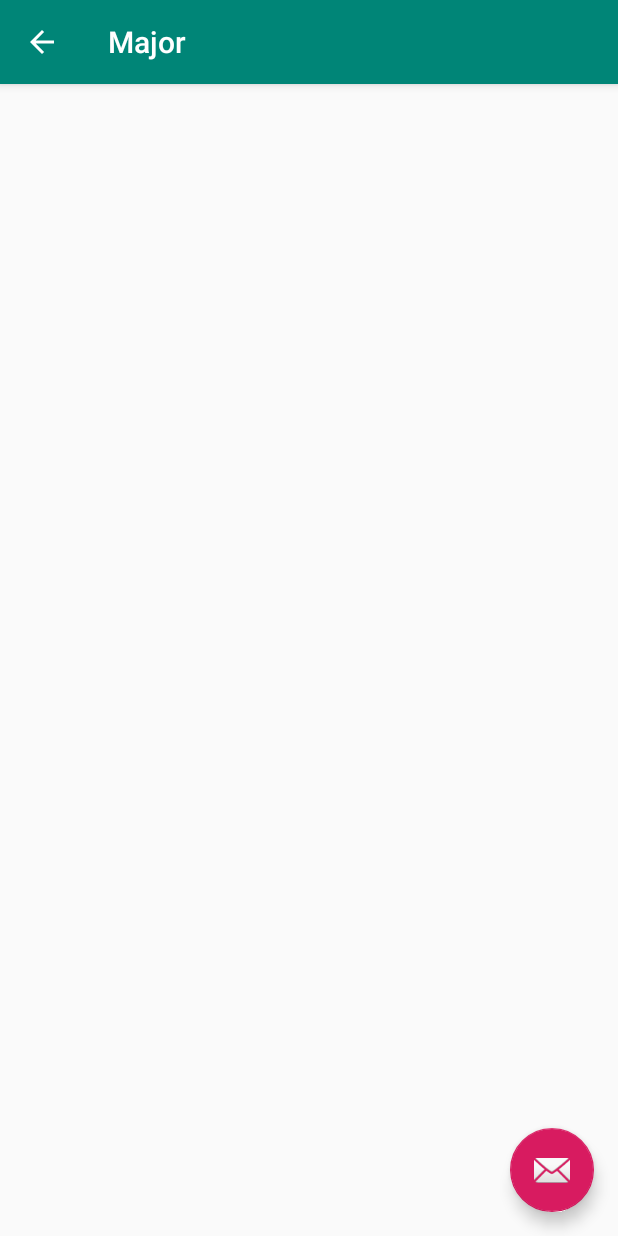
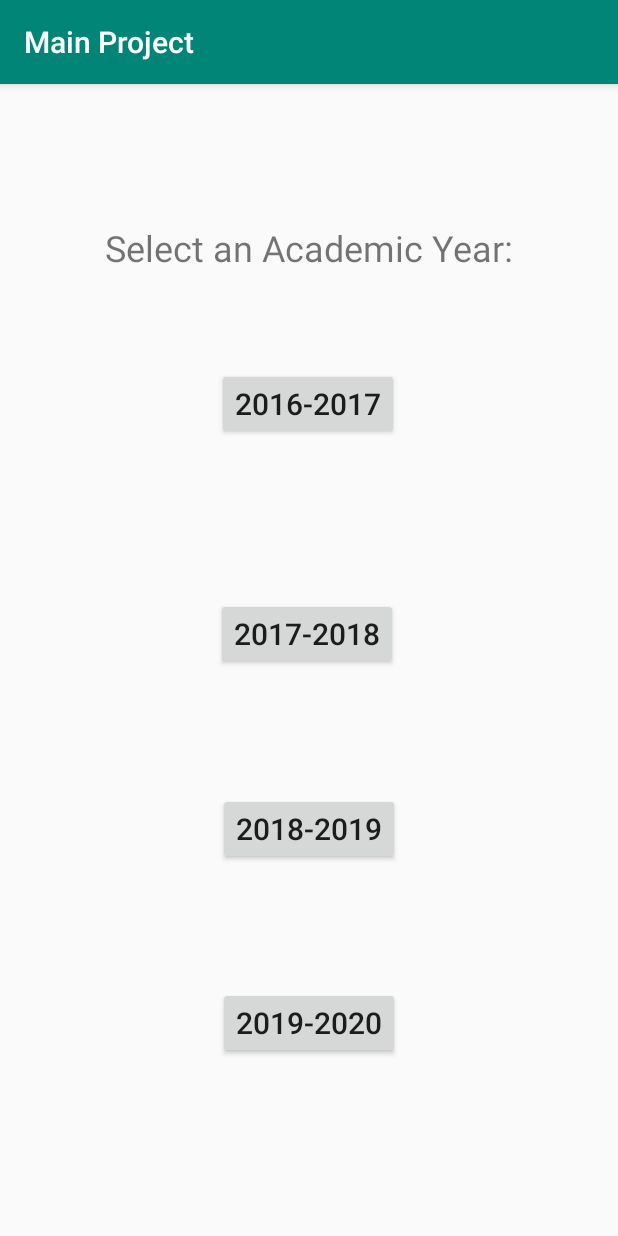
Before and after one commit to rasikakale/SlugPlanner, an Android app: the screen it shows after launch (Major before the commit, GradPlanner after it), after a tap on "MAJOR DECLARATION PLANNER", on a phone screen of 412 x 824 dp. Run offline under Robolectric (Android 15) with nearby library versions, the phone set to English and light mode, and no system bars.

Commit message:
Added activities for each year and made more classes

```diff
--- a/app/src/main/java/com/example/mainproject/MainActivity.java
+++ b/app/src/main/java/com/example/mainproject/MainActivity.java
@@ -17,11 +17,12 @@ public class MainActivity extends AppCompatActivity {
         Intent intent =  new Intent(this, Profile.class);
         startActivity(intent);
 
+    }
 
-    }
     public void major (View view) {
-        Intent intent =  new Intent(this, Major.class);
+        Intent intent =  new Intent(this, GradPlanner.class);
         startActivity(intent);
 
     }
+
 }
--- a/app/src/main/java/com/example/mainproject/Major.java
+++ /dev/null
@@ -1,30 +0,0 @@
-package com.example.mainproject;
-
-import android.os.Bundle;
-import android.support.design.widget.FloatingActionButton;
-import android.support.design.widget.Snackbar;
-import android.support.v7.app.AppCompatActivity;
-import android.support.v7.widget.Toolbar;
-import android.view.View;
-
-public class Major extends AppCompatActivity {
-
-    @Override
-    protected void onCreate(Bundle savedInstanceState) {
-        super.onCreate(savedInstanceState);
-        setContentView(R.layout.activity_major2);
-        Toolbar toolbar = findViewById(R.id.toolbar);
-        setSupportActionBar(toolbar);
-
-        FloatingActionButton fab = findViewById(R.id.fab);
-        fab.setOnClickListener(new View.OnClickListener() {
-            @Override
-            public void onClick(View view) {
-                Snackbar.make(view, "Replace with your own action", Snackbar.LENGTH_LONG)
-                        .setAction("Action", null).show();
-            }
-        });
-        getSupportActionBar().setDisplayHomeAsUpEnabled(true);
-    }
-
-}
--- /dev/null
+++ b/app/src/main/res/layout/activity_grad_planner.xml
@@ -0,0 +1,100 @@
+<?xml version="1.0" encoding="utf-8"?>
+<android.support.constraint.ConstraintLayout xmlns:android="http://schemas.android.com/apk/res/android"
+    xmlns:app="http://schemas.android.com/apk/res-auto"
+    xmlns:tools="http://schemas.android.com/tools"
+    android:layout_width="match_parent"
+    android:layout_height="match_parent"
+    tools:context=".GradPlanner">
+
+    <Button
+        android:id="@+id/firstyear"
+        android:layout_width="wrap_content"
+        android:layout_height="wrap_content"
+        android:layout_marginStart="144dp"
+        android:layout_marginLeft="144dp"
+        android:layout_marginTop="187dp"
+        android:layout_marginEnd="145dp"
+        android:layout_marginRight="145dp"
+        android:layout_marginBottom="40dp"
+        android:onClick="firstYear"
+        android:text="2016-2017"
+        android:textSize="20sp"
+        app:layout_constraintBottom_toTopOf="@+id/secondyear"
+        app:layout_constraintEnd_toEndOf="parent"
+        app:layout_constraintStart_toStartOf="parent"
+        app:layout_constraintTop_toTopOf="parent" />
+
+    <Button
+        android:id="@+id/secondyear"
+        android:layout_width="wrap_content"
+        android:layout_height="wrap_content"
+        android:layout_marginStart="144dp"
+        android:layout_marginLeft="144dp"
+        android:layout_marginTop="64dp"
+        android:layout_marginEnd="145dp"
+        android:layout_marginRight="145dp"
+        android:layout_marginBottom="40dp"
+        android:onClick="secondYear"
+        android:text="2017-2018"
+        android:textSize="20sp"
+        app:layout_constraintBottom_toTopOf="@+id/thirdyear"
+        app:layout_constraintEnd_toEndOf="parent"
+        app:layout_constraintHorizontal_bias="0.0"
+        app:layout_constraintStart_toStartOf="parent"
+        app:layout_constraintTop_toBottomOf="@+id/firstyear" />
+
+    <Button
+        android:id="@+id/thirdyear"
+        android:layout_width="wrap_content"
+        android:layout_height="wrap_content"
+        android:layout_marginStart="162dp"
+        android:layout_marginLeft="162dp"
+        android:layout_marginTop="40dp"
+        android:layout_marginEnd="162dp"
+        android:layout_marginRight="162dp"
+        android:layout_marginBottom="40dp"
+        android:text="2018-2019"
+        android:textSize="20sp"
+        android:onClick="thirdYear"
+        app:layout_constraintBottom_toTopOf="@+id/fourthYear"
+        app:layout_constraintEnd_toEndOf="parent"
+        app:layout_constraintHorizontal_bias="0.514"
+        app:layout_constraintStart_toStartOf="parent"
+        app:layout_constraintTop_toBottomOf="@+id/secondyear" />
+
+    <Button
+        android:id="@+id/fourthYear"
+        android:layout_width="wrap_content"
+        android:layout_height="wrap_content"
+        android:layout_marginStart="162dp"
+        android:layout_marginLeft="162dp"
+        android:layout_marginTop="40dp"
+        android:layout_marginEnd="162dp"
+        android:layout_marginRight="162dp"
+        android:layout_marginBottom="116dp"
+        android:text="2019-2020"
+        android:textSize="20sp"
+        app:layout_constraintBottom_toBottomOf="parent"
+        app:layout_constraintEnd_toEndOf="parent"
+        app:layout_constraintHorizontal_bias="0.514"
+        app:layout_constraintStart_toStartOf="parent"
+        app:layout_constraintTop_toBottomOf="@+id/thirdyear" />
+
+    <TextView
+        android:id="@+id/textView2"
+        android:layout_width="wrap_content"
+        android:layout_height="wrap_content"
+        android:layout_marginStart="71dp"
+        android:layout_marginLeft="71dp"
+        android:layout_marginTop="92dp"
+        android:layout_marginEnd="71dp"
+        android:layout_marginRight="71dp"
+        android:layout_marginBottom="63dp"
+        android:text="Select an Academic Year:"
+        android:textSize="24sp"
+        app:layout_constraintBottom_toTopOf="@+id/firstyear"
+        app:layout_constraintEnd_toEndOf="parent"
+        app:layout_constraintStart_toStartOf="parent"
+        app:layout_constraintTop_toTopOf="parent" />
+
+</android.support.constraint.ConstraintLayout>
--- a/app/src/main/res/layout/activity_major2.xml
+++ /dev/null
@@ -1,33 +0,0 @@
-<?xml version="1.0" encoding="utf-8"?>
-<android.support.design.widget.CoordinatorLayout xmlns:android="http://schemas.android.com/apk/res/android"
-    xmlns:app="http://schemas.android.com/apk/res-auto"
-    xmlns:tools="http://schemas.android.com/tools"
-    android:layout_width="match_parent"
-    android:layout_height="match_parent"
-    tools:context=".Major">
-
-    <android.support.design.widget.AppBarLayout
-        android:layout_width="match_parent"
-        android:layout_height="wrap_content"
-        android:theme="@style/AppTheme.AppBarOverlay">
-
-        <android.support.v7.widget.Toolbar
-            android:id="@+id/toolbar"
-            android:layout_width="match_parent"
-            android:layout_height="?attr/actionBarSize"
-            android:background="?attr/colorPrimary"
-            app:popupTheme="@style/AppTheme.PopupOverlay" />
-
-    </android.support.design.widget.AppBarLayout>
-
-    <include layout="@layout/content_major" />
-
-    <android.support.design.widget.FloatingActionButton
-        android:id="@+id/fab"
-        android:layout_width="wrap_content"
-        android:layout_height="wrap_content"
-        android:layout_gravity="bottom|end"
-        android:layout_margin="@dimen/fab_margin"
-        app:srcCompat="@android:drawable/ic_dialog_email" />
-
-</android.support.design.widget.CoordinatorLayout>
--- a/app/src/main/res/layout/content_major.xml
+++ /dev/null
@@ -1,11 +0,0 @@
-<?xml version="1.0" encoding="utf-8"?>
-<android.support.constraint.ConstraintLayout xmlns:android="http://schemas.android.com/apk/res/android"
-    xmlns:app="http://schemas.android.com/apk/res-auto"
-    xmlns:tools="http://schemas.android.com/tools"
-    android:layout_width="match_parent"
-    android:layout_height="match_parent"
-    app:layout_behavior="@string/appbar_scrolling_view_behavior"
-    tools:context=".Major"
-    tools:showIn="@layout/activity_major2">
-
-</android.support.constraint.ConstraintLayout>
```
Also changed, not shown: app/src/main/AndroidManifest.xml (+4 -9 lines), app/src/main/java/com/example/mainproject/GradPlanner.java (added, +30 -0 lines), app/src/main/java/com/example/mainproject/firstyear.java (added, +13 -0 lines), app/src/main/java/com/example/mainproject/secondYear.java (added, +13 -0 lines), app/src/main/java/com/example/mainproject/thirdYear.java (added, +13 -0 lines), app/src/main/res/layout/activity_firstyear.xml (added, +113 -0 lines), app/src/main/res/layout/activity_main.xml (+28 -19 lines), app/src/main/res/layout/activity_major.xml (deleted, +0 -9 lines), app/src/main/res/layout/activity_profile.xml (+87 -21 lines), app/src/main/res/layout/activity_second_year.xml (added, +95 -0 lines), app/src/main/res/layout/activity_third_year.xml (added, +93 -0 lines).
